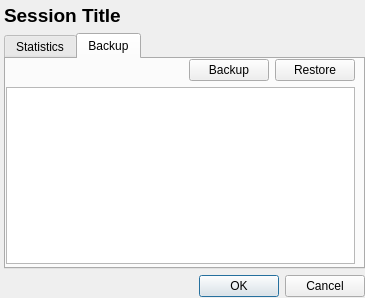
Before: the Qt Designer form res/ui/session-information-dialog.ui in smartboyhw/speechcontrol, drawn with Qt 5.
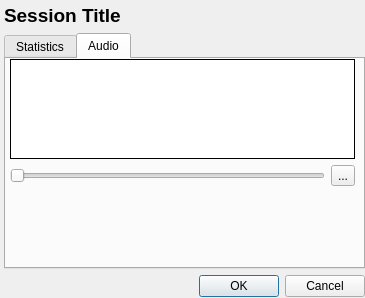
After: the same form once the commit is applied. Icons and pictures are not drawn.

Commit message: Updated the SessionInformationDialog to provide UI for playback instead of backup.

The edit to the form file:
```diff
--- a/res/ui/session-information-dialog.ui
+++ b/res/ui/session-information-dialog.ui
@@ -220,48 +220,81 @@
       </widget>
       <widget class="QWidget" name="tabBackups">
        <attribute name="title">
-        <string>Backup</string>
+        <string>Audio</string>
        </attribute>
        <widget class="QWidget" name="gridLayoutWidget_3">
         <property name="geometry">
          <rect>
-          <x>0</x>
+          <x>4</x>
           <y>0</y>
-          <width>349</width>
+          <width>345</width>
           <height>205</height>
          </rect>
         </property>
         <layout class="QGridLayout" name="gridLayout_3">
+         <item row="0" column="0" colspan="2">
+          <widget class="QLabel" name="lblPhraseText">
+           <property name="minimumSize">
+            <size>
+             <width>0</width>
+             <height>100</height>
+            </size>
+           </property>
+           <property name="maximumSize">
+            <size>
+             <width>16777215</width>
+             <height>100</height>
+            </size>
+           </property>
+           <property name="styleSheet">
+            <string notr="true">background-color: #fff;
+color: #333;
+border: 1px solid #000;	</string>
+           </property>
+           <property name="frameShape">
+            <enum>QFrame::NoFrame</enum>
+           </property>
+           <property name="frameShadow">
+            <enum>QFrame::Plain</enum>
+           </property>
+           <property name="text">
+            <string/>
+           </property>
+           <property name="alignment">
+            <set>Qt::AlignCenter</set>
+           </property>
+           <property name="wordWrap">
+            <bool>true</bool>
+           </property>
+          </widget>
+         </item>
          <item row="1" column="1">
-          <widget class="QPushButton" name="pushButton">
+          <widget class="QToolButton" name="btnPlayPhrase">
            <property name="text">
-            <string>Backup</string>
+            <string>...</string>
            </property>
           </widget>
          </item>
          <item row="1" column="0">
-          <spacer name="horizontalSpacer_3">
+          <widget class="QSlider" name="horizontalSliderPhrase">
            <property name="orientation">
             <enum>Qt::Horizontal</enum>
            </property>
+          </widget>
+         </item>
+         <item row="2" column="0" colspan="2">
+          <spacer name="verticalSpacer_2">
+           <property name="orientation">
+            <enum>Qt::Vertical</enum>
+           </property>
            <property name="sizeHint" stdset="0">
             <size>
-             <width>40</width>
-             <height>20</height>
+             <width>20</width>
+             <height>40</height>
             </size>
            </property>
           </spacer>
          </item>
-         <item row="1" column="2">
-          <widget class="QPushButton" name="pushButton_2">
-           <property name="text">
-            <string>Restore</string>
-           </property>
-          </widget>
-         </item>
-         <item row="2" column="0" colspan="3">
-          <widget class="QTableWidget" name="tableWidget"/>
-         </item>
         </layout>
        </widget>
       </widget>
```
Left out of the diff: 2 changed lines with no effect on the pictures.
